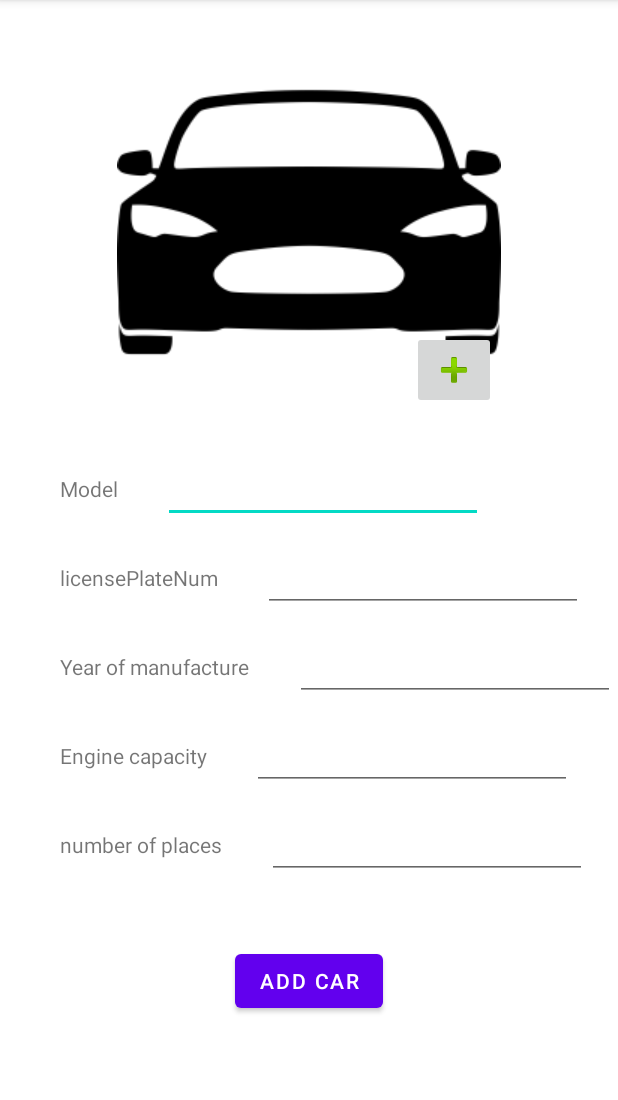
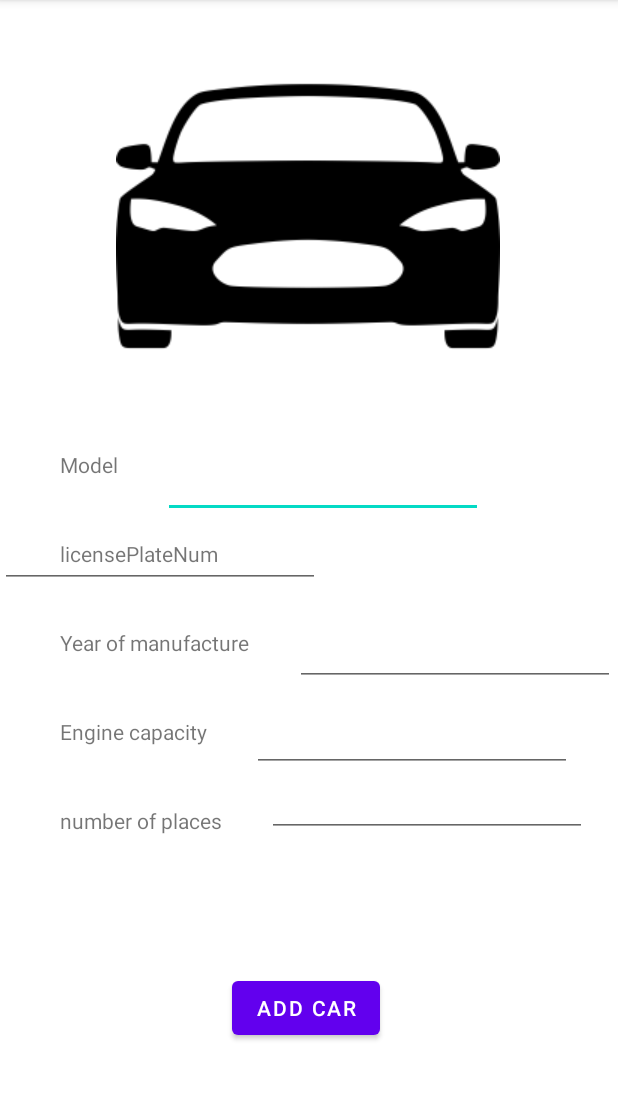
Before and after one commit to Ravit-Clark/project_FriendsOnRoad, an Android app: the fragment AddCar shown on its own in the app's theme, on a phone screen of 412 x 824 dp, the part 84-1184 px from its top. Run offline under Robolectric (Android 15) with nearby library versions, the phone set to English and light mode, and no system bars; 2 statements that could not run were skipped.

```diff
--- a/app/src/main/java/com/ravit/friends_on_road/ui/myCars/AddCar.java
+++ b/app/src/main/java/com/ravit/friends_on_road/ui/myCars/AddCar.java
@@ -37,14 +37,14 @@ public class AddCar extends Fragment {
                              Bundle savedInstanceState) {
         // Inflate the layout for this fragment
         View view= inflater.inflate(R.layout.fragment_add_car, container, false);
-        EditText model = view.findViewById(R.id.editCar_model);
-        EditText carNum = view.findViewById(R.id.addCar_licensePlateNum);
-        EditText year = view.findViewById(R.id.editCar_licensePlateNum);
-        EditText engine = view.findViewById(R.id.editCar_engine);
+        EditText model = view.findViewById(R.id.addCar_model);
+        EditText carNum = view.findViewById(R.id.addCar_year);
+        EditText year = view.findViewById(R.id.addCar_licensePlateNum);
+        EditText engine = view.findViewById(R.id.addCar_engine);
         EditText places = view.findViewById(R.id.addCar_places);
         Button addBtn = view.findViewById(R.id.addCar_addBtn);
-        ImageButton addImg=view.findViewById(R.id.addCar_addImg);
-        img=view.findViewById(R.id.editCar_img);
+        ImageButton addImg=view.findViewById(R.id.addCar_img);
+        img=view.findViewById(R.id.addCar_img);
 
         addImg.setOnClickListener(new View.OnClickListener() {
             @Override
--- a/app/src/main/java/com/ravit/friends_on_road/ui/profile/EditProfile.java
+++ b/app/src/main/java/com/ravit/friends_on_road/ui/profile/EditProfile.java
@@ -43,7 +43,7 @@ public class EditProfile extends Fragment {
         EditText name=view.findViewById(R.id.editProfile_name);
         EditText phone=view.findViewById(R.id.editProfile_phone);
         EditText email=view.findViewById(R.id.editProfile_email);
-        Button saveBtn = view.findViewById(R.id.eventDetails_editBtn);
+        Button saveBtn = view.findViewById(R.id.editProfile_saveBtn);
         ImageButton editImageBtn = view.findViewById(R.id.editProfile_editImg);
 
 
@@ -56,7 +56,7 @@ public class EditProfile extends Fragment {
 
 
 
-        img=view.findViewById(R.id.event_image);
+        img=view.findViewById(R.id.profile_img);
 
 
         String userEmail = EditProfileArgs.fromBundle(getArguments()).getEmail();
--- a/app/src/main/res/layout/fragment_add_car.xml
+++ b/app/src/main/res/layout/fragment_add_car.xml
@@ -7,39 +7,32 @@
     tools:context=".ui.myCars.AddCar">
 
 
-    <ImageView
-        android:id="@+id/editCar_img"
-        android:layout_width="wrap_content"
-        android:layout_height="wrap_content"
-        android:layout_marginTop="20dp"
-        android:src="@drawable/car10"
-        app:layout_constraintEnd_toEndOf="parent"
-        app:layout_constraintStart_toStartOf="parent"
-        app:layout_constraintTop_toTopOf="parent" />
-
-    <TextView
-        android:id="@+id/textView11"
-        android:layout_width="wrap_content"
-        android:layout_height="wrap_content"
-        android:layout_marginStart="40dp"
-        android:layout_marginTop="40dp"
-        android:text="Model"
-        app:layout_constraintStart_toStartOf="parent"
-        app:layout_constraintTop_toBottomOf="@+id/editCar_img" />
-
     <EditText
-        android:id="@+id/editCar_model"
+        android:id="@+id/addCar_model"
         android:layout_width="wrap_content"
         android:layout_height="wrap_content"
         android:layout_marginStart="30dp"
         android:ems="10"
         android:inputType="textPersonName"
-        app:layout_constraintBottom_toBottomOf="@+id/textView11"
-        app:layout_constraintStart_toEndOf="@+id/textView11"
-        app:layout_constraintTop_toTopOf="@+id/textView11" />
+        app:layout_constraintBottom_toBottomOf="@+id/textttt"
+        app:layout_constraintStart_toEndOf="@+id/textttt"
+        app:layout_constraintTop_toTopOf="@+id/textttt"
+        app:layout_constraintVertical_bias="0.0" />
+
+    <EditText
+        android:id="@+id/addCar_places"
+        android:layout_width="wrap_content"
+        android:layout_height="wrap_content"
+        android:layout_marginStart="30dp"
+        android:ems="10"
+        android:inputType="textPersonName"
+        app:layout_constraintBottom_toBottomOf="@+id/text44"
+        app:layout_constraintStart_toEndOf="@+id/text44"
+        app:layout_constraintTop_toTopOf="@+id/text44"
+        app:layout_constraintVertical_bias="0.961" />
 
     <TextView
-        android:id="@+id/textView12"
+        android:id="@+id/text22"
         android:layout_width="wrap_content"
         android:layout_height="wrap_content"
         android:layout_marginStart="40dp"
@@ -48,47 +41,25 @@
         app:layout_constraintStart_toStartOf="parent"
         app:layout_constraintTop_toBottomOf="@+id/textView16" />
 
-    <EditText
-        android:id="@+id/editCar_licensePlateNum"
+    <TextView
+        android:id="@+id/textView16"
         android:layout_width="wrap_content"
         android:layout_height="wrap_content"
-        android:layout_marginStart="30dp"
-        android:ems="10"
-        android:inputType="textPersonName"
-        app:layout_constraintBottom_toBottomOf="@+id/textView12"
-        app:layout_constraintStart_toEndOf="@+id/textView12"
-        app:layout_constraintTop_toTopOf="@+id/textView12" />
+        android:layout_marginStart="40dp"
+        android:layout_marginTop="40dp"
+        android:text="licensePlateNum"
+        app:layout_constraintStart_toStartOf="parent"
+        app:layout_constraintTop_toBottomOf="@+id/textttt" />
 
     <TextView
-        android:id="@+id/textView13"
+        android:id="@+id/text33"
         android:layout_width="wrap_content"
         android:layout_height="wrap_content"
         android:layout_marginStart="40dp"
         android:layout_marginTop="40dp"
         android:text="Engine capacity"
         app:layout_constraintStart_toStartOf="parent"
-        app:layout_constraintTop_toBottomOf="@+id/textView12" />
-
-    <EditText
-        android:id="@+id/editCar_engine"
-        android:layout_width="wrap_content"
-        android:layout_height="wrap_content"
-        android:layout_marginStart="30dp"
-        android:ems="10"
-        android:inputType="textPersonName"
-        app:layout_constraintBottom_toBottomOf="@+id/textView13"
-        app:layout_constraintStart_toEndOf="@+id/textView13"
-        app:layout_constraintTop_toTopOf="@+id/textView13" />
-
-    <TextView
-        android:id="@+id/textView14"
-        android:layout_width="wrap_content"
-        android:layout_height="wrap_content"
-        android:layout_marginStart="40dp"
-        android:layout_marginTop="40dp"
-        android:text="number of places"
-        app:layout_constraintStart_toStartOf="parent"
-        app:layout_constraintTop_toBottomOf="@+id/textView13" />
+        app:layout_constraintTop_toBottomOf="@+id/text22" />
 
     <Button
         android:id="@+id/addCar_addBtn"
@@ -99,48 +70,74 @@
         android:text="add car"
         app:layout_constraintBottom_toBottomOf="parent"
         app:layout_constraintEnd_toEndOf="parent"
+        app:layout_constraintHorizontal_bias="0.493"
         app:layout_constraintStart_toStartOf="parent"
-        app:layout_constraintTop_toBottomOf="@+id/addCar_places" />
+        app:layout_constraintTop_toBottomOf="@+id/addCar_places"
+        app:layout_constraintVertical_bias="1.0" />
+
+    <TextView
+        android:id="@+id/text44"
+        android:layout_width="wrap_content"
+        android:layout_height="wrap_content"
+        android:layout_marginStart="40dp"
+        android:layout_marginTop="40dp"
+        android:text="number of places"
+        app:layout_constraintStart_toStartOf="parent"
+        app:layout_constraintTop_toBottomOf="@+id/text33" />
 
     <EditText
-        android:id="@+id/addCar_places"
+        android:id="@+id/addCar_engine"
         android:layout_width="wrap_content"
         android:layout_height="wrap_content"
         android:layout_marginStart="30dp"
         android:ems="10"
         android:inputType="textPersonName"
-        app:layout_constraintBottom_toBottomOf="@+id/textView14"
-        app:layout_constraintStart_toEndOf="@+id/textView14"
-        app:layout_constraintTop_toTopOf="@+id/textView14" />
+        app:layout_constraintBottom_toBottomOf="@+id/text33"
+        app:layout_constraintStart_toEndOf="@+id/text33"
+        app:layout_constraintTop_toTopOf="@+id/text33"
+        app:layout_constraintVertical_bias="0.346" />
+
+    <EditText
+        android:id="@+id/addCar_year"
+        android:layout_width="wrap_content"
+        android:layout_height="wrap_content"
+        android:layout_marginStart="30dp"
+        android:ems="10"
+        android:inputType="textPersonName"
+        app:layout_constraintBottom_toBottomOf="@+id/text22"
+        app:layout_constraintStart_toEndOf="@+id/text22"
+        app:layout_constraintTop_toTopOf="@+id/text22"
+        app:layout_constraintVertical_bias="0.269" />
 
     <TextView
-        android:id="@+id/textView16"
+        android:id="@+id/textttt"
         android:layout_width="wrap_content"
         android:layout_height="wrap_content"
         android:layout_marginStart="40dp"
-        android:layout_marginTop="40dp"
-        android:text="licensePlateNum"
+        android:layout_marginTop="300dp"
+        android:text="Model"
         app:layout_constraintStart_toStartOf="parent"
-        app:layout_constraintTop_toBottomOf="@+id/textView11" />
+        app:layout_constraintTop_toTopOf="parent" />
+
+    <ImageView
+        android:id="@+id/addCar_img"
+        android:layout_width="wrap_content"
+        android:layout_height="wrap_content"
+        android:layout_marginTop="16dp"
+        android:src="@drawable/car10"
+        app:layout_constraintEnd_toEndOf="parent"
+        app:layout_constraintHorizontal_bias="0.496"
+        app:layout_constraintStart_toStartOf="parent"
+        app:layout_constraintTop_toTopOf="parent" />
 
     <EditText
         android:id="@+id/addCar_licensePlateNum"
         android:layout_width="wrap_content"
         android:layout_height="wrap_content"
-        android:layout_marginStart="30dp"
         android:ems="10"
         android:inputType="textPersonName"
         app:layout_constraintBottom_toBottomOf="@+id/textView16"
-        app:layout_constraintStart_toEndOf="@+id/textView16"
-        app:layout_constraintTop_toTopOf="@+id/textView16" />
+        app:layout_constraintTop_toTopOf="@+id/textView16"
+        tools:layout_editor_absoluteX="184dp" />
 
-    <ImageButton
-        android:id="@+id/addCar_addImg"
-        android:layout_width="wrap_content"
-        android:layout_height="wrap_content"
-        android:layout_marginEnd="3dp"
-        android:layout_marginBottom="3dp"
-        android:src="@android:drawable/ic_input_add"
-        app:layout_constraintBottom_toBottomOf="@+id/editCar_img"
-        app:layout_constraintEnd_toEndOf="@+id/editCar_img" />
 </androidx.constraintlayout.widget.ConstraintLayout>
--- a/app/src/main/res/layout/fragment_home.xml
+++ b/app/src/main/res/layout/fragment_home.xml
@@ -58,7 +58,7 @@
         app:layout_constraintEnd_toEndOf="parent"
         app:layout_constraintStart_toStartOf="parent"
         app:layout_constraintTop_toTopOf="parent"
-        app:layout_constraintVertical_bias="0.04000002" />
+        app:layout_constraintVertical_bias="0.009" />
 
     <TextView
         android:id="@+id/textView18"
```
Also changed, not shown: app/src/main/java/com/ravit/friends_on_road/ui/ClosedEvents/EventDetails.java (+2 -7 lines), app/src/main/java/com/ravit/friends_on_road/ui/myCars/CarDetails.java (+6 -6 lines), app/src/main/java/com/ravit/friends_on_road/ui/myCars/EditCar.java (+1 -6 lines), app/src/main/java/com/ravit/friends_on_road/ui/profile/Profile.java (+5 -5 lines), app/src/main/res/layout/fragment_add_event.xml (+18 -14 lines), app/src/main/res/layout/fragment_car_details.xml (+71 -59 lines), app/src/main/res/layout/fragment_edit_car.xml (+36 -36 lines), app/src/main/res/layout/fragment_edit_my_open_event.xml (+9 -14 lines), app/src/main/res/layout/fragment_edit_profile.xml (+28 -31 lines), app/src/main/res/layout/fragment_event_details.xml (+48 -44 lines), app/src/main/res/layout/fragment_login.xml (+6 -6 lines), app/src/main/res/layout/fragment_profile.xml (+12 -26 lines), app/src/main/res/layout/fragment_sign_up.xml (+4 -4 lines).
